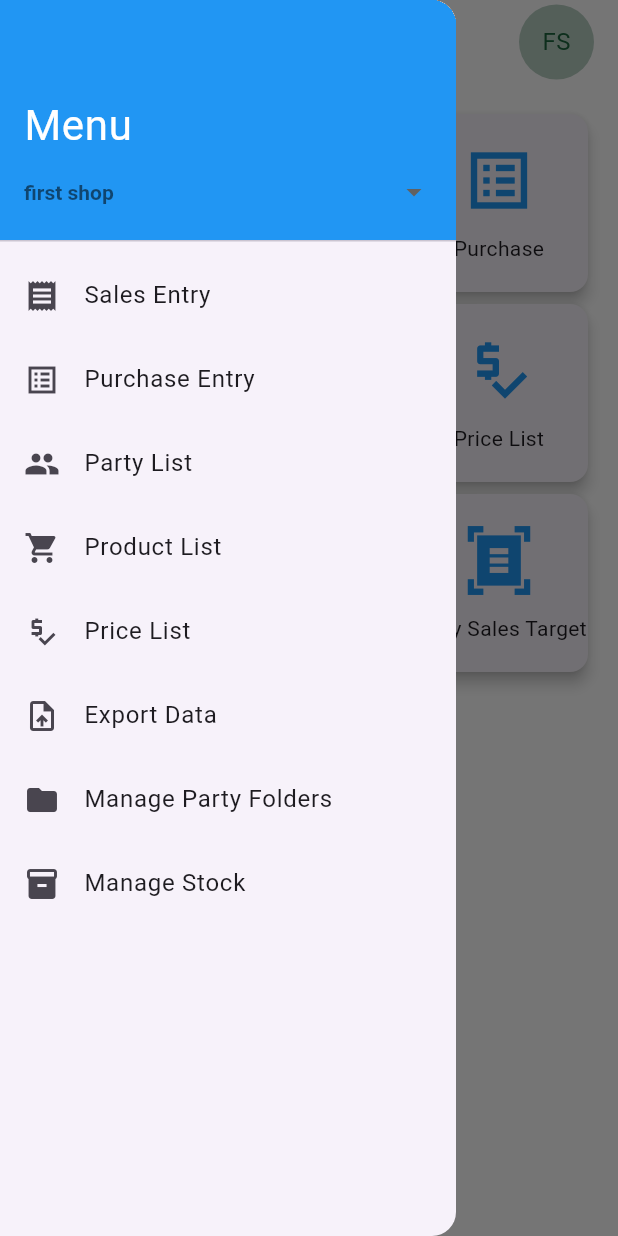
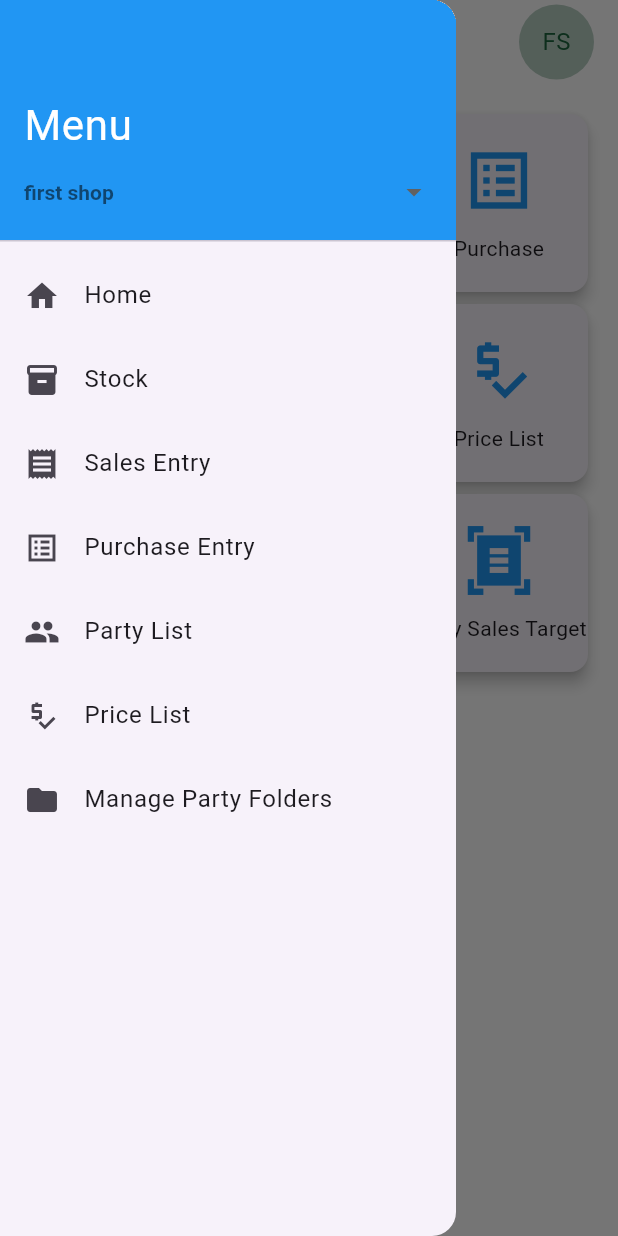
Before and after one commit to DeepGhaghra/SalesAppAndroid, a Flutter app: the screen it shows after launch, with the side drawer open, on a phone screen of 412 x 824 dp. Run offline on Flutter 3.47's test engine with Material 3 defaults, Android fonts, the phone set to English and light mode, and no system bars; our stand-ins replace awesome_notifications, cached_network_image, connectivity_plus, file_picker, flutter_local_notifications, flutter_svg and 11 more; missing offline and left inert: android_intent_plus, drop_down_list, excel, universal_html; accounts and stored records are empty.

Commit message:
edit stock name on view page

```diff
--- a/lib/app/core/common/app_drawer.dart
+++ b/lib/app/core/common/app_drawer.dart
@@ -38,30 +38,55 @@ underline: SizedBox(),
                     onChanged: (value) {
                       if (value != null) controller.selectShop(value);
                     },
-          items: shops.map((shop) {
+                    items:
+                        shops.map((shop) {
                           return DropdownMenuItem<String>(
                             value: shop.id,
                             child: Text(
                               shop.name,
                               style: TextStyle(
-                  fontWeight: shop.id == selectedId ? FontWeight.bold : FontWeight.normal,
+                                fontWeight:
+                                    shop.id == selectedId
+                                        ? FontWeight.bold
+                                        : FontWeight.normal,
                               ),
                             ),
                           );
                         }).toList(),
                   );
-      })
+                }),
               ],
             ),
           ),
-          _drawerItem(context, Icons.receipt, "Sales Entry", Routes.SALESENTRIES),
-          _drawerItem(context, Icons.list_alt_sharp, "Purchase Entry", Routes.PURCHASE),
+          _drawerItem(context, Icons.home, "Home", Routes.DASHBOARD),
+          _drawerItem(context, Icons.inventory_2, "Stock", Routes.STOCKVIEW),
+          _drawerItem(
+            context,
+            Icons.receipt,
+            "Sales Entry",
+            Routes.SALESENTRIES,
+          ),
+          _drawerItem(
+            context,
+            Icons.list_alt_sharp,
+            "Purchase Entry",
+            Routes.PURCHASE,
+          ),
           _drawerItem(context, Icons.group, "Party List", Routes.PARTYLIST),
-          _drawerItem(context, Icons.shopping_cart, "Product List", Routes.PRODUCTLIST),
-          _drawerItem(context, Icons.price_check, "Price List", Routes.PRICELIST),
-          _drawerItem(context, Icons.upload_file, "Export Data", Routes.EXPORTDATA),
-          _drawerItem(context, Icons.folder, "Manage Party Folders", Routes.PARTYFOLDER),
-          _drawerItem(context, Icons.inventory_2, "Manage Stock", Routes.STOCKVIEW),
+          //_drawerItem(context, Icons.shopping_cart, "Product List", Routes.PRODUCTLIST),
+          _drawerItem(
+            context,
+            Icons.price_check,
+            "Price List",
+            Routes.PRICELIST,
+          ),
+          // _drawerItem(context, Icons.upload_file, "Export Data", Routes.EXPORTDATA),
+          _drawerItem(
+            context,
+            Icons.folder,
+            "Manage Party Folders",
+            Routes.PARTYFOLDER,
+          ),
         ],
       ),
     );
--- a/lib/app/modules/stock_view/repository/stock_repository.dart
+++ b/lib/app/modules/stock_view/repository/stock_repository.dart
@@ -59,7 +59,11 @@ class StockRepository {
       'modified_at': DateTime.now().toUtc().toIso8601String(),
     });
   }
-
+Future<void> updateDesign(int id, String name) async {
+    await _supabaseService.update('products_design', id, {
+      'design_no': name,
+    });
+  }
   Future<int> getTotalCount() async {
     try {
       return await _supabaseService.getTotalCount('stock');
```
Also changed, not shown: lib/app/modules/stock_view/controllers/stock_controller.dart (+12 -1 lines), lib/app/modules/stock_view/views/stock_view.dart (+68 -2 lines). Lines whose indentation alone changed are shown as unchanged.
